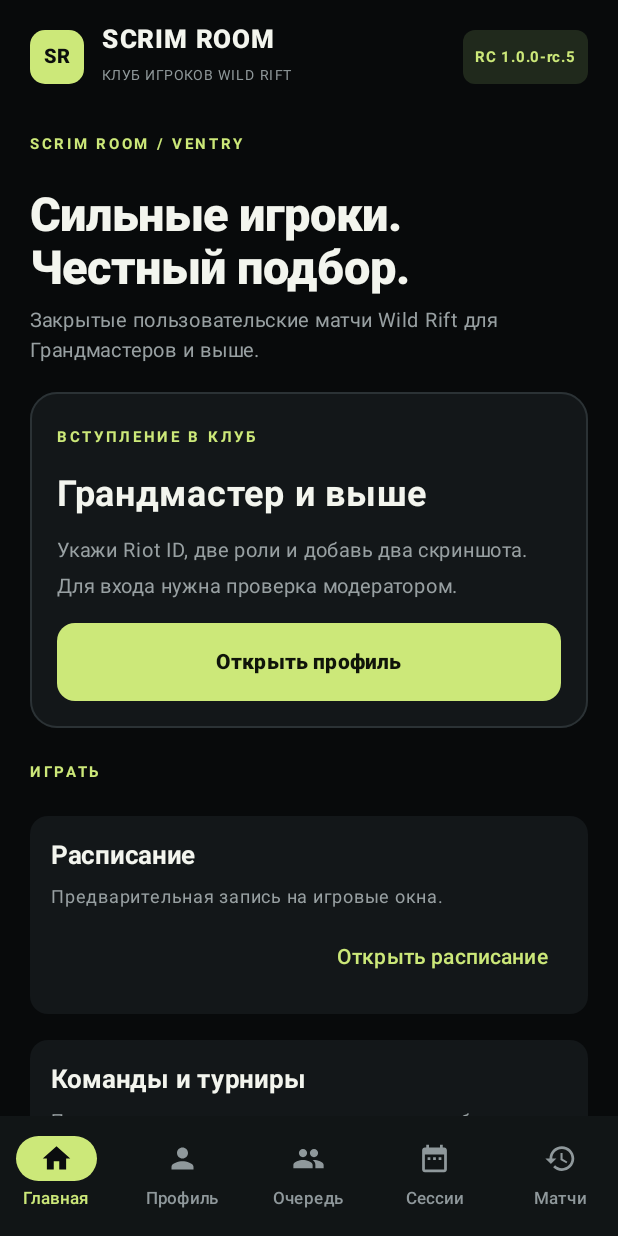
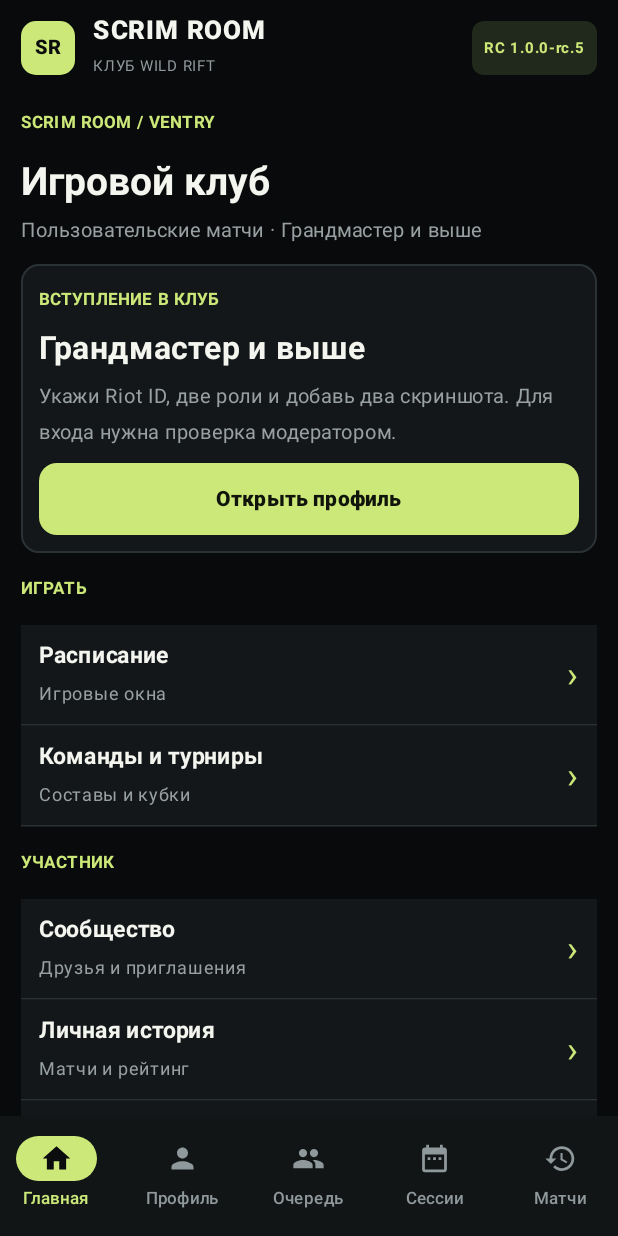
Before and after one commit to lolokeksu09/SCRIM-ROOM, an Android app built with Jetpack Compose: the screen it shows after launch (MainActivity), after a tap on "Пропустить", on a phone screen of 412 x 824 dp. Run offline under Robolectric (Android 15) with nearby library versions, the phone set to English and light mode, and no system bars.

Commit message:
ui: compact navigation and stage-aware paired match roster

```diff
--- a/app/src/main/java/dev/lolokeksu/scrimroom/MainActivity.kt
+++ b/app/src/main/java/dev/lolokeksu/scrimroom/MainActivity.kt
@@ -135,11 +135,11 @@ private fun ScrimApp(vm: ScrimViewModel = viewModel()) {
         }
     ) { inner ->
         Column(modifier = Modifier.fillMaxSize().padding(inner)) {
-            AppHeader()
-            if (state.onlineQueue?.match?.status == "READY_CHECK" && tab != Tab.QUEUE) {
+            AppHeader(unread = state.inbox?.count { !it.read }, onSettings = { tabName = Tab.SETTINGS.name })
+            if (state.onlineQueue?.match != null && tab != Tab.QUEUE) {
                 Row(modifier = Modifier.fillMaxWidth().background(Color(0xFF20291C)).padding(horizontal = 16.dp),
                     verticalAlignment = Alignment.CenterVertically) {
-                    Text("Матч найден · подтверди готовность", color = Color(0xFFCCE879), modifier = Modifier.weight(1f), fontSize = 13.sp)
+                    Text(when(state.onlineQueue?.match?.status){"READY_CHECK"->"Матч найден · подтверди готовность";"DISPUTED"->"Результат на проверке";else->"Текущий матч"}, color = Color(0xFFCCE879), modifier = Modifier.weight(1f), fontSize = 13.sp)
                     TextButton(onClick = { tabName = Tab.QUEUE.name }) { Text("Открыть") }
                 }
             }
@@ -169,9 +169,9 @@ private fun ScrimApp(vm: ScrimViewModel = viewModel()) {
 }
 
 @Composable
-private fun AppHeader() {
+private fun AppHeader(unread: Int?, onSettings: () -> Unit) {
     Row(
-        modifier = Modifier.fillMaxWidth().padding(horizontal = 20.dp, vertical = 14.dp),
+        modifier = Modifier.fillMaxWidth().padding(horizontal = 14.dp, vertical = 8.dp),
         verticalAlignment = Alignment.CenterVertically,
         horizontalArrangement = Arrangement.spacedBy(12.dp)
     ) {
@@ -183,8 +183,9 @@ private fun AppHeader() {
         }
         Column(modifier = Modifier.weight(1f)) {
             Text("SCRIM ROOM", fontSize = 17.sp, fontWeight = FontWeight.ExtraBold, letterSpacing = 1.1.sp)
-            Text("КЛУБ ИГРОКОВ WILD RIFT", fontSize = 9.sp, color = Color(0xFF90999B), letterSpacing = 1.0.sp)
+            Text("КЛУБ WILD RIFT", fontSize = 10.sp, color = Color(0xFF90999B))
         }
+        if(unread!=null && unread>0) TextButton(onClick=onSettings){Text("Новые: $unread",fontSize=11.sp)}
         Text(
             "RC ${BuildConfig.VERSION_NAME}", fontSize = 10.sp, fontWeight = FontWeight.Bold,
             color = Color(0xFFCCE879),
--- a/app/src/main/java/dev/lolokeksu/scrimroom/ui/HomeScreen.kt
+++ b/app/src/main/java/dev/lolokeksu/scrimroom/ui/HomeScreen.kt
@@ -47,6 +47,8 @@ import androidx.compose.runtime.withFrameNanos
 import androidx.compose.runtime.saveable.rememberSaveable
 import androidx.compose.runtime.setValue
 import androidx.compose.ui.Alignment
+import androidx.compose.ui.semantics.semantics
+import androidx.compose.ui.semantics.contentDescription
 import androidx.compose.ui.Modifier
 import androidx.compose.ui.graphics.Color
 import androidx.compose.ui.text.font.FontWeight
@@ -76,7 +78,7 @@ import java.util.Locale
 fun HomeScreen(state: ScrimUiState, onProfile: () -> Unit, onQueue: () -> Unit, onCommunity: () -> Unit, onClub: () -> Unit, onSettings: () -> Unit, onSessions: () -> Unit, onHistory: () -> Unit) {
     Page {
         Eyebrow("SCRIM ROOM / VENTRY")
-        Headline("Сильные игроки.\nЧестный подбор.", "Закрытые пользовательские матчи Wild Rift для Грандмастеров и выше.")
+        Headline("Игровой клуб", "Пользовательские матчи · Грандмастер и выше")
         val queue = state.onlineQueue
         val match = queue?.match
         val approved = state.onlineStatus == "APPROVED"
@@ -93,7 +95,7 @@ fun HomeScreen(state: ScrimUiState, onProfile: () -> Unit, onQueue: () -> Unit,
                 state.hasOnlineAccount -> "Проверка аккаунта"
                 else -> "Грандмастер и выше"
             }
-            Text(title,fontSize=24.sp,fontWeight=FontWeight.Bold)
+            Text(title,fontSize=21.sp,fontWeight=FontWeight.Bold)
             Text(when {
                 match != null -> "Открой очередь, чтобы посмотреть составы и доступные действия."
                 queue?.queued == true -> "Игроков в текущей очереди: ${queue.waiting}"
@@ -102,16 +104,19 @@ fun HomeScreen(state: ScrimUiState, onProfile: () -> Unit, onQueue: () -> Unit,
                 state.onlineStatus == "REJECTED" -> "Проверь свою анкету и документы."
                 else -> "Укажи Riot ID, две роли и добавь два скриншота. Для входа нужна проверка модератором."
             },color=Muted,fontSize=13.sp)
-            PrimaryAction(if(approved) "Открыть очередь" else "Открыть профиль") { if(approved) onQueue() else onProfile() }
-            if(approved) SecondaryAction("Игровые сессии"){onSessions()}
+            PrimaryAction(if(match!=null) "Открыть матч" else if(approved) "Открыть очередь" else "Открыть профиль") { if(approved || match!=null) onQueue() else onProfile() }
         }
         Eyebrow("Играть")
-        HomeEntry("Расписание","Предварительная запись на игровые окна.","Открыть расписание",onSessions)
-        HomeEntry("Команды и турниры","Постоянные составы, сезонные встречи и кубки.","Открыть соревнования",onClub)
+        Column {
+            HomeEntry("Расписание","Игровые окна","Открыть расписание",onSessions)
+            HomeEntry("Команды и турниры","Составы и кубки","Открыть соревнования",onClub)
+        }
         Eyebrow("Участник")
-        HomeEntry("Сообщество","Друзья, приглашения и обращения к модератору.","Открыть сообщество",onCommunity)
-        HomeEntry("Личная история","Подтверждённые матчи и статистика по ролям.","Открыть историю",onHistory)
-        HomeEntry("Настройки","Восстановление доступа, приватность и уведомления.","Открыть настройки",onSettings)
+        Column {
+            HomeEntry("Сообщество","Друзья и приглашения","Открыть сообщество",onCommunity)
+            HomeEntry("Личная история","Матчи и рейтинг","Открыть историю",onHistory)
+            HomeEntry("Настройки",state.inbox?.let { "Непрочитанных: ${it.count{item->!item.read}}" } ?: "Аккаунт и уведомления","Открыть настройки",onSettings)
+        }
         if(!approved) {
             Eyebrow("Познакомиться с подбором")
             Text("Без аккаунта можно посмотреть отдельную демонстрацию на вымышленных игроках.",color=Muted,fontSize=12.sp)
@@ -123,11 +128,14 @@ fun HomeScreen(state: ScrimUiState, onProfile: () -> Unit, onQueue: () -> Unit,
 
 @Composable
 private fun HomeEntry(title:String,description:String,action:String,onClick:()->Unit) {
-    Surface(shape=RoundedCornerShape(12.dp),color=Panel,modifier=Modifier.fillMaxWidth()) {
-        Column(modifier=Modifier.padding(14.dp),verticalArrangement=Arrangement.spacedBy(4.dp)) {
-            Text(title,fontSize=17.sp,fontWeight=FontWeight.Bold)
-            Text(description,color=Muted,fontSize=12.sp)
-            TextButton(onClick=onClick,modifier=Modifier.align(Alignment.End)){Text(action)}
+    Surface(onClick=onClick,color=Panel,modifier=Modifier.fillMaxWidth().heightIn(min=56.dp).semantics { contentDescription=action }) {
+        Row(modifier=Modifier.padding(horizontal=12.dp,vertical=8.dp),verticalAlignment=Alignment.CenterVertically,horizontalArrangement=Arrangement.spacedBy(8.dp)) {
+            Column(Modifier.weight(1f),verticalArrangement=Arrangement.spacedBy(2.dp)) {
+                Text(title,fontSize=15.sp,fontWeight=FontWeight.Bold)
+                Text(description,color=Muted,fontSize=12.sp)
+            }
+            Text("›",fontSize=24.sp,color=Accent)
         }
     }
+    HorizontalDivider(color=Outline)
 }
--- a/app/src/main/java/dev/lolokeksu/scrimroom/ui/QueueScreen.kt
+++ b/app/src/main/java/dev/lolokeksu/scrimroom/ui/QueueScreen.kt
@@ -76,6 +76,7 @@ import java.util.Locale
 @Composable
 fun QueueScreen(state: ScrimUiState, vm: ScrimViewModel, onProfile: () -> Unit) {
     val demoTeamsRequester = remember { BringIntoViewRequester() }
+    var showDemo by rememberSaveable { mutableStateOf(!state.hasOnlineAccount) }
     Page {
         Eyebrow("Подбор / закрытые матчи")
         Headline("Очередь 5 × 5", "Подбор по ролям и внутренней оценке силы. Демонстрация доступна отдельно ниже.")
@@ -131,6 +132,8 @@ fun QueueScreen(state: ScrimUiState, vm: ScrimViewModel, onProfile: () -> Unit)
             }
         }
         HorizontalDivider(color = Outline)
+        if(state.hasOnlineAccount) SecondaryAction(if(showDemo) "Скрыть демонстрацию" else "Открыть демо-подбор"){showDemo=!showDemo}
+        if(showDemo || !state.hasOnlineAccount) {
         Eyebrow("Демонстрация / без сервера")
         PanelCard {
             StatusPill("Вымышленные игроки")
@@ -163,5 +166,6 @@ fun QueueScreen(state: ScrimUiState, vm: ScrimViewModel, onProfile: () -> Unit)
                 OutlinedButton(onClick = { vm.finishDemo(Side.RED) }, modifier = Modifier.fillMaxWidth()) { Text("Победили красные") }
             }
         }
+         }
     }
 }
--- a/app/src/main/java/dev/lolokeksu/scrimroom/ui/Screens.kt
+++ b/app/src/main/java/dev/lolokeksu/scrimroom/ui/Screens.kt
@@ -79,14 +79,14 @@ internal val Red = Color(0xFFFFA49F)
 internal fun Page(content: @Composable () -> Unit) {
     Column(
         modifier = Modifier.fillMaxWidth().verticalScroll(rememberScrollState())
-            .padding(horizontal = 20.dp, vertical = 8.dp),
-        verticalArrangement = Arrangement.spacedBy(17.dp)
+            .padding(horizontal = 14.dp, vertical = 6.dp),
+        verticalArrangement = Arrangement.spacedBy(12.dp)
     ) { content(); Spacer(Modifier.height(12.dp)) }
 }
 
 @Composable
 internal fun Eyebrow(text: String) {
-    Text(text.uppercase(), color = Accent, fontSize = 10.sp, letterSpacing = 1.8.sp, fontWeight = FontWeight.Bold)
+    Text(text.uppercase(), color = Accent, fontSize = 11.sp, letterSpacing = 0.8.sp, fontWeight = FontWeight.Bold)
 }
 
 @Composable
@@ -101,11 +101,11 @@ internal fun Headline(title: String, subtitle: String) {
 internal fun PanelCard(modifier: Modifier = Modifier, content: @Composable () -> Unit) {
     Card(
         modifier = modifier.fillMaxWidth(),
-        shape = RoundedCornerShape(18.dp),
+        shape = RoundedCornerShape(12.dp),
         colors = CardDefaults.cardColors(containerColor = Panel),
         border = BorderStroke(1.dp, Outline)
     ) {
-        Column(modifier = Modifier.padding(18.dp), verticalArrangement = Arrangement.spacedBy(12.dp)) {
+        Column(modifier = Modifier.padding(12.dp), verticalArrangement = Arrangement.spacedBy(8.dp)) {
             content()
         }
     }
@@ -116,7 +116,7 @@ internal fun PrimaryAction(text: String, enabled: Boolean = true, onClick: () ->
     Button(
         onClick = onClick,
         enabled = enabled,
-        modifier = Modifier.fillMaxWidth().heightIn(min = 52.dp),
+        modifier = Modifier.fillMaxWidth().heightIn(min = 48.dp),
         shape = RoundedCornerShape(12.dp),
         colors = ButtonDefaults.buttonColors(containerColor = Accent, contentColor = Color(0xFF10140A))
     ) { Text(text, fontWeight = FontWeight.ExtraBold) }
@@ -127,7 +127,7 @@ internal fun SecondaryAction(text: String, enabled: Boolean = true, onClick: ()
     OutlinedButton(
         onClick = onClick,
         enabled = enabled,
-        modifier = Modifier.fillMaxWidth().heightIn(min = 49.dp),
+        modifier = Modifier.fillMaxWidth().heightIn(min = 48.dp),
         border = BorderStroke(1.dp, Outline),
         shape = RoundedCornerShape(12.dp)
     ) { Text(text) }
--- a/app/src/main/java/dev/lolokeksu/scrimroom/ui/ScrimTheme.kt
+++ b/app/src/main/java/dev/lolokeksu/scrimroom/ui/ScrimTheme.kt
@@ -33,7 +33,7 @@ fun ScrimTheme(content: @Composable () -> Unit) {
     MaterialTheme(
         colorScheme = palette,
         typography = Typography(
-            headlineLarge = TextStyle(fontSize = 31.sp, lineHeight = 35.sp, fontWeight = FontWeight.Black),
+            headlineLarge = TextStyle(fontSize = 26.sp, lineHeight = 31.sp, fontWeight = FontWeight.Bold),
             headlineMedium = TextStyle(fontSize = 25.sp, lineHeight = 30.sp, fontWeight = FontWeight.Bold),
             titleLarge = TextStyle(fontSize = 20.sp, lineHeight = 26.sp, fontWeight = FontWeight.Bold),
             titleMedium = TextStyle(fontSize = 16.sp, lineHeight = 22.sp, fontWeight = FontWeight.Bold),
```
Also changed, not shown: app/src/main/java/dev/lolokeksu/scrimroom/ui/MatchPanels.kt (+16 -24 lines), app/src/main/java/dev/lolokeksu/scrimroom/ui/MatchVisuals.kt (added, +48 -0 lines), 1 other file.
